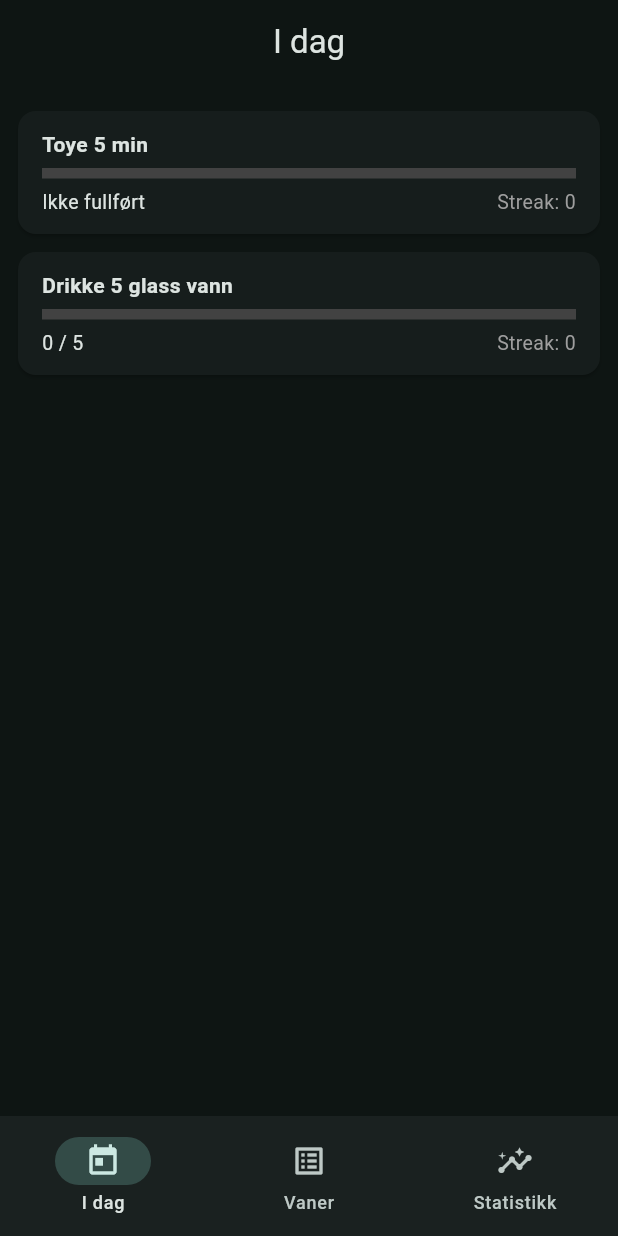
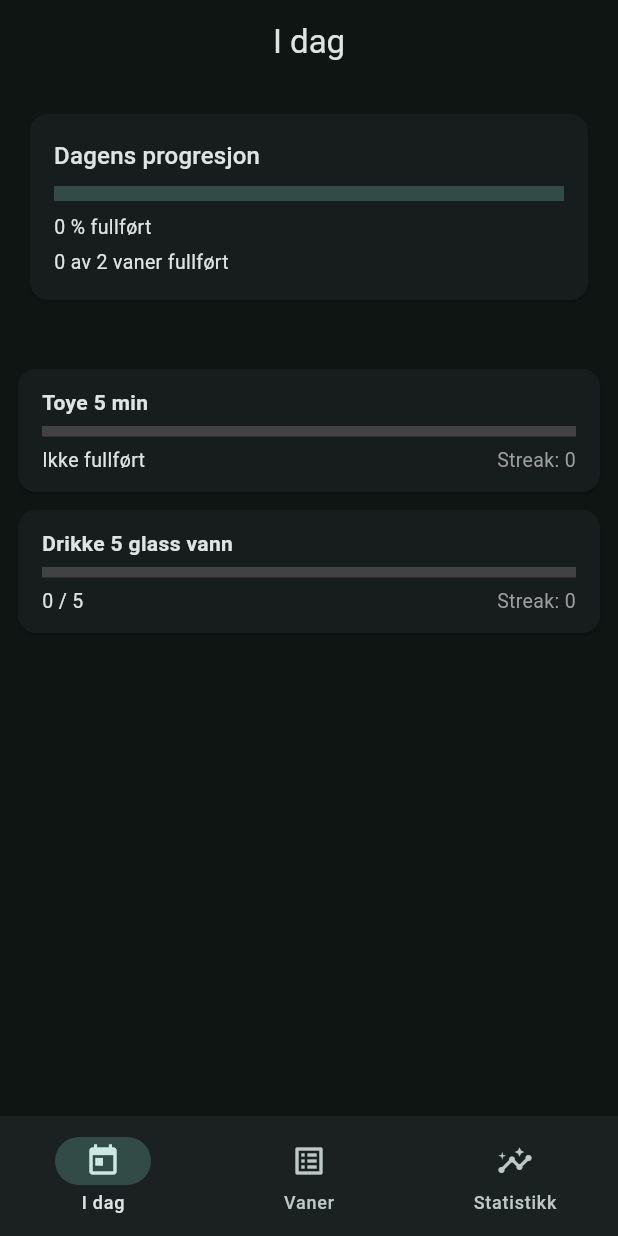
Before and after one commit to BerntLR/habits_app, a Flutter app: the screen it shows after launch, on a phone screen of 412 x 824 dp. Run offline on Flutter 3.47's test engine with Material 3 defaults, Android fonts, the light colour scheme and no system bars; our stand-ins replace shared_preferences.

Commit message:
Add daily summary card on TodayPage

```diff
--- a/lib/pages/today_page.dart
+++ b/lib/pages/today_page.dart
@@ -45,13 +45,50 @@ class TodayPage extends StatelessWidget {
       return aProgress.compareTo(bProgress);
     });
 
+    double dailyProgress = 0.0;
+    int completedHabits = 0;
+
+    if (sortedHabits.isNotEmpty) {
+      double sumProgress = 0.0;
+
+      for (final habit in sortedHabits) {
+        double p = 0.0;
+        if (habit.type == HabitType.boolean) {
+          final done = service.isHabitDone(habit.id, today);
+          p = done ? 1.0 : 0.0;
+        } else {
+          final count = service.countForHabit(habit.id, today);
+          if (habit.targetValue > 0) {
+            p = (count / habit.targetValue).clamp(0.0, 1.0);
+          }
+        }
+
+        sumProgress += p;
+        if (p >= 1.0) {
+          completedHabits++;
+        }
+      }
+
+      dailyProgress = (sumProgress / sortedHabits.length).clamp(0.0, 1.0);
+    }
+
     return SafeArea(
       child: Scaffold(
         appBar: AppBar(
           title: const Text('I dag'),
           centerTitle: true,
         ),
-        body: ListView.builder(
+        body: Column(
+          children: [
+            _buildDailySummaryCard(
+              context: context,
+              progress: dailyProgress,
+              completed: completedHabits,
+              total: sortedHabits.length,
+            ),
+            const SizedBox(height: 8),
+            Expanded(
+              child: ListView.builder(
                 padding: const EdgeInsets.all(12),
                 itemCount: sortedHabits.length,
                 itemBuilder: (context, index) {
@@ -139,6 +176,71 @@ class TodayPage extends StatelessWidget {
                 },
               ),
             ),
+          ],
+        ),
+      ),
     );
   }
 }
+
+Widget _buildDailySummaryCard({
+  required BuildContext context,
+  required double progress,
+  required int completed,
+  required int total,
+}) {
+  if (total == 0) {
+    return Padding(
+      padding: const EdgeInsets.all(16),
+      child: Card(
+        child: Padding(
+          padding: const EdgeInsets.all(16),
+          child: Row(
+            children: const [
+              Icon(Icons.info_outline),
+              SizedBox(width: 12),
+              Expanded(
+                child: Text('Ingen vaner for i dag. Legg til vaner under "Vaner".'),
+              ),
+            ],
+          ),
+        ),
+      ),
+    );
+  }
+
+  final int percent = (progress * 100).round();
+
+  return Padding(
+    padding: const EdgeInsets.all(16),
+    child: Card(
+      child: Padding(
+        padding: const EdgeInsets.all(16),
+        child: Column(
+          crossAxisAlignment: CrossAxisAlignment.start,
+          children: [
+            Text(
+              'Dagens progresjon',
+              style: Theme.of(context).textTheme.titleMedium,
+            ),
+            const SizedBox(height: 8),
+            LinearProgressIndicator(
+              value: progress,
+              minHeight: 10,
+            ),
+            const SizedBox(height: 8),
+            Text(
+              '$percent % fullført',
+              style: const TextStyle(fontSize: 13),
+            ),
+            const SizedBox(height: 4),
+            Text(
+              '$completed av $total vaner fullført',
+              style: const TextStyle(fontSize: 13),
+            ),
+          ],
+        ),
+      ),
+    ),
+  );
+}
```
Lines whose indentation alone changed are shown as unchanged.
